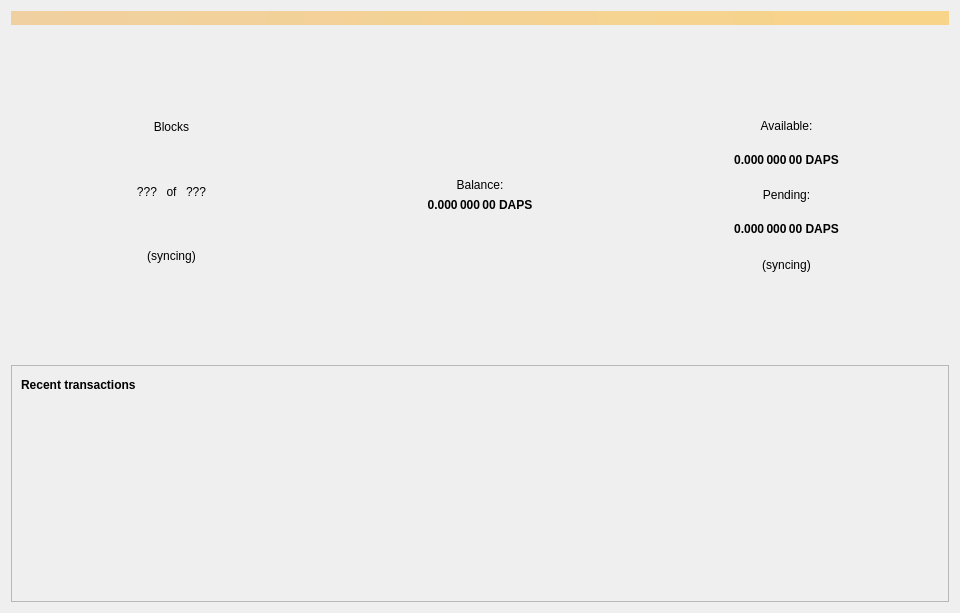
Before: the Qt Designer form src/qt/forms/overviewpage.ui in pedrorv0106/DAPS, drawn with Qt 5.
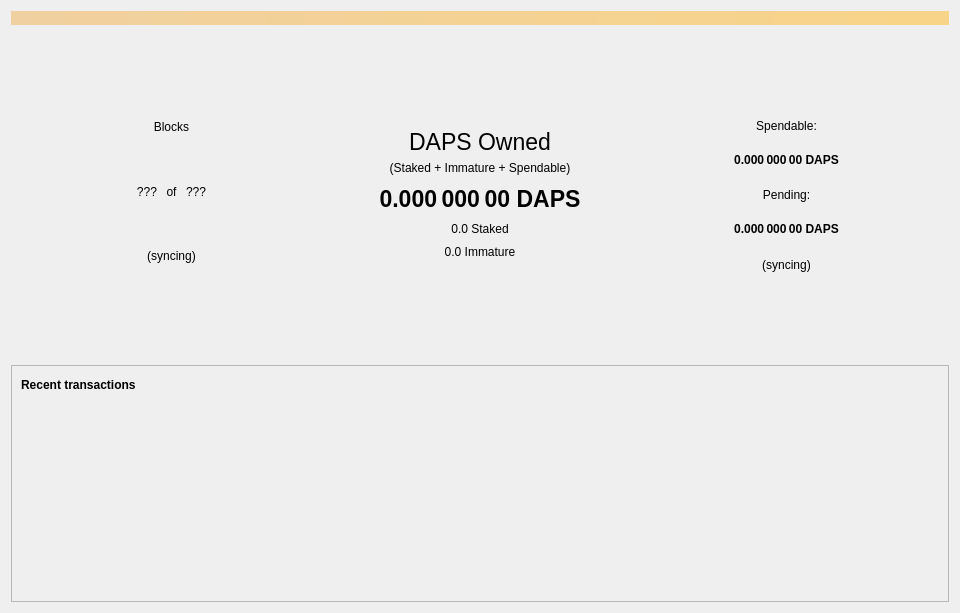
After: the same form once the commit is applied. Icons and pictures are not drawn.

Diff of the .ui file:
```diff
--- a/src/qt/forms/overviewpage.ui
+++ b/src/qt/forms/overviewpage.ui
@@ -170,18 +170,60 @@
           <enum>QLayout::SetDefaultConstraint</enum>
          </property>
          <item>
-          <widget class="QLabel" name="labelBalanceText_2">
-           <property name="sizePolicy">
-            <sizepolicy hsizetype="Expanding" vsizetype="Preferred">
-             <horstretch>0</horstretch>
-             <verstretch>0</verstretch>
-            </sizepolicy>
+          <widget class="QLabel" name="label_2">
+           <property name="text">
+            <string/>
            </property>
+          </widget>
+         </item>
+         <item>
+          <widget class="QLabel" name="label_8">
            <property name="text">
-            <string>Balance:</string>
+            <string/>
            </property>
+          </widget>
+         </item>
+         <item>
+          <widget class="QLabel" name="label_3">
+           <property name="text">
+            <string/>
+           </property>
+          </widget>
+         </item>
+         <item>
+          <widget class="QLabel" name="label_10">
+           <property name="text">
+            <string/>
+           </property>
+          </widget>
+         </item>
+         <item>
+          <widget class="QLabel" name="label_7">
+           <property name="font">
+            <font>
+             <pointsize>17</pointsize>
+             <weight>50</weight>
+             <bold>false</bold>
+            </font>
+           </property>
+           <property name="text">
+            <string>DAPS Owned</string>
+           </property>
+           <property name="textFormat">
+            <enum>Qt::RichText</enum>
+           </property>
            <property name="alignment">
-            <set>Qt::AlignBottom|Qt::AlignHCenter</set>
+            <set>Qt::AlignCenter</set>
+           </property>
+          </widget>
+         </item>
+         <item>
+          <widget class="QLabel" name="label_12">
+           <property name="text">
+            <string>(Staked + Immature + Spendable)</string>
+           </property>
+           <property name="alignment">
+            <set>Qt::AlignHCenter|Qt::AlignTop</set>
            </property>
           </widget>
          </item>
@@ -189,6 +231,7 @@
           <widget class="QLabel" name="labelBalance_2">
            <property name="font">
             <font>
+             <pointsize>17</pointsize>
              <weight>75</weight>
              <bold>true</bold>
             </font>
@@ -210,6 +253,60 @@
            </property>
           </widget>
          </item>
+         <item>
+          <widget class="QLabel" name="labelUnspendable">
+           <property name="sizePolicy">
+            <sizepolicy hsizetype="Expanding" vsizetype="Preferred">
+             <horstretch>0</horstretch>
+             <verstretch>0</verstretch>
+            </sizepolicy>
+           </property>
+           <property name="text">
+            <string>0.0 Staked</string>
+           </property>
+           <property name="alignment">
+            <set>Qt::AlignBottom|Qt::AlignHCenter</set>
+           </property>
+          </widget>
+         </item>
+         <item>
+          <widget class="QLabel" name="label_6">
+           <property name="text">
+            <string>0.0 Immature</string>
+           </property>
+           <property name="alignment">
+            <set>Qt::AlignCenter</set>
+           </property>
+          </widget>
+         </item>
+         <item>
+          <widget class="QLabel" name="label_9">
+           <property name="text">
+            <string/>
+           </property>
+          </widget>
+         </item>
+         <item>
+          <widget class="QLabel" name="label_11">
+           <property name="text">
+            <string/>
+           </property>
+          </widget>
+         </item>
+         <item>
+          <widget class="QLabel" name="label_5">
+           <property name="text">
+            <string/>
+           </property>
+          </widget>
+         </item>
+         <item>
+          <widget class="QLabel" name="label">
+           <property name="text">
+            <string/>
+           </property>
+          </widget>
+         </item>
         </layout>
        </item>
        <item>
@@ -267,7 +364,7 @@
               </sizepolicy>
              </property>
              <property name="text">
-              <string>Available:</string>
+              <string>Spendable:</string>
              </property>
              <property name="alignment">
               <set>Qt::AlignCenter</set>
```
